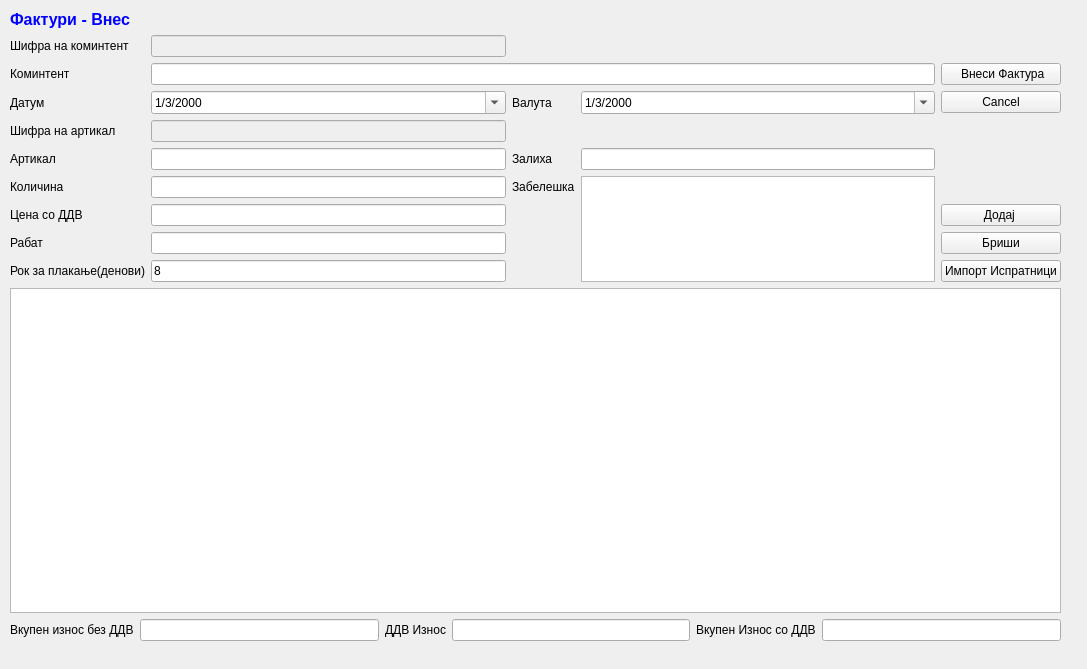
Old version of the form sterna/Ispratnici/ispratnicivnes.ui in the repository srgank/sterna_x.
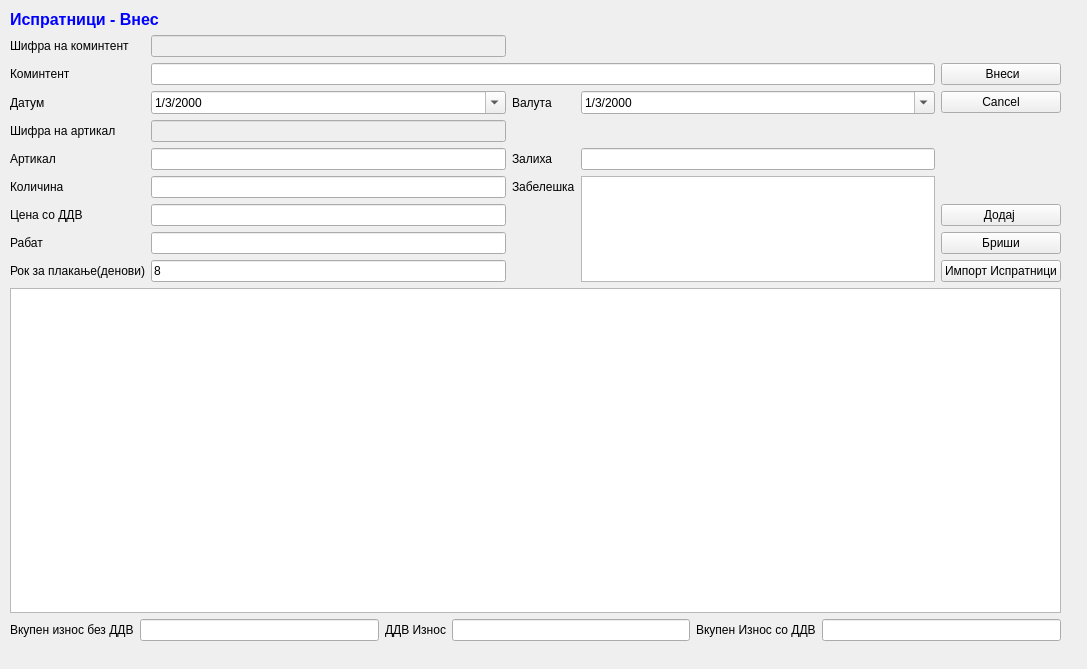
New version of the form. Icons and pictures are not drawn.

Patch:
```diff
--- a/sterna/Ispratnici/ispratnicivnes.ui
+++ b/sterna/Ispratnici/ispratnicivnes.ui
@@ -331,15 +331,15 @@
        <string>&lt;!DOCTYPE HTML PUBLIC &quot;-//W3C//DTD HTML 4.0//EN&quot; &quot;http://www.w3.org/TR/REC-html40/strict.dtd&quot;&gt;
 &lt;html&gt;&lt;head&gt;&lt;meta name=&quot;qrichtext&quot; content=&quot;1&quot; /&gt;&lt;style type=&quot;text/css&quot;&gt;
 p, li { white-space: pre-wrap; }
-&lt;/style&gt;&lt;/head&gt;&lt;body style=&quot; font-family:'MS Shell Dlg 2'; font-size:10pt; font-weight:400; font-style:normal;&quot;&gt;
-&lt;p style=&quot; margin-top:0px; margin-bottom:0px; margin-left:0px; margin-right:0px; -qt-block-indent:0; text-indent:0px;&quot;&gt;&lt;span style=&quot; font-size:12pt; font-weight:600; color:#0000ff;&quot;&gt;Фактури - Внес&lt;/span&gt;&lt;/p&gt;&lt;/body&gt;&lt;/html&gt;</string>
+&lt;/style&gt;&lt;/head&gt;&lt;body style=&quot; font-family:'Sans Serif'; font-size:9pt; font-weight:400; font-style:normal;&quot;&gt;
+&lt;p style=&quot; margin-top:0px; margin-bottom:0px; margin-left:0px; margin-right:0px; -qt-block-indent:0; text-indent:0px;&quot;&gt;&lt;span style=&quot; font-family:'MS Shell Dlg 2'; font-size:12pt; font-weight:600; color:#0000ff;&quot;&gt;Испратници&lt;/span&gt;&lt;span style=&quot; font-family:'MS Shell Dlg 2'; font-size:12pt; font-weight:600; color:#0000ff;&quot;&gt; - Внес&lt;/span&gt;&lt;/p&gt;&lt;/body&gt;&lt;/html&gt;</string>
       </property>
      </widget>
     </item>
     <item row="3" column="4">
      <widget class="QPushButton" name="pushButton_4">
       <property name="text">
-       <string> Внеси Фактура</string>
+       <string> Внеси</string>
       </property>
       <property name="icon">
        <iconset>
```
